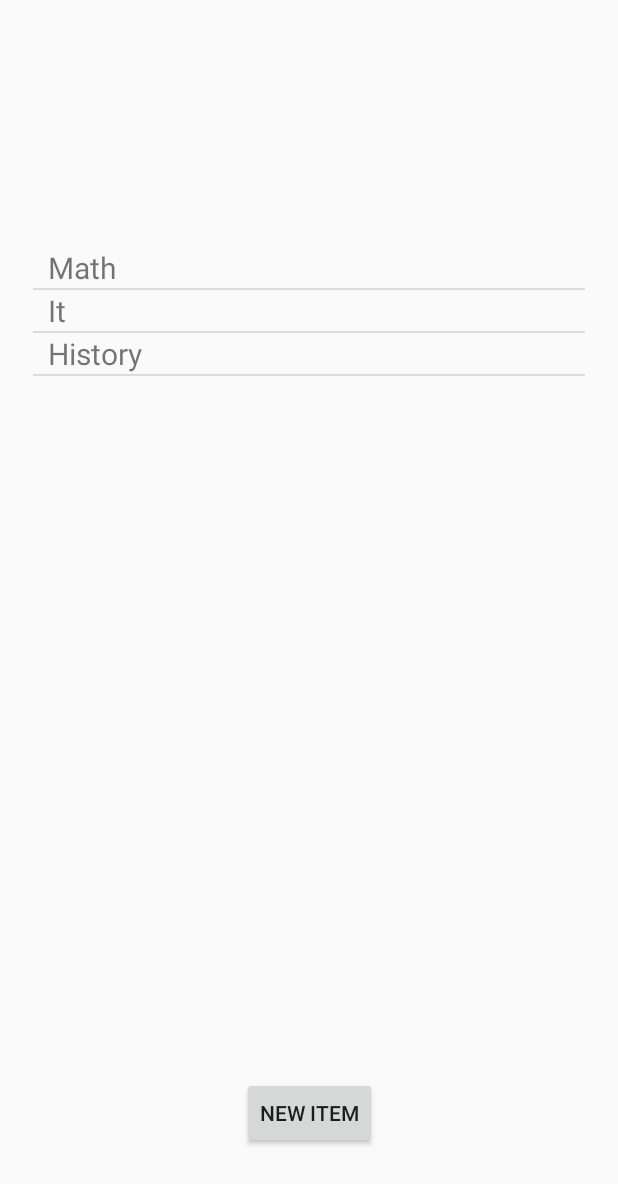
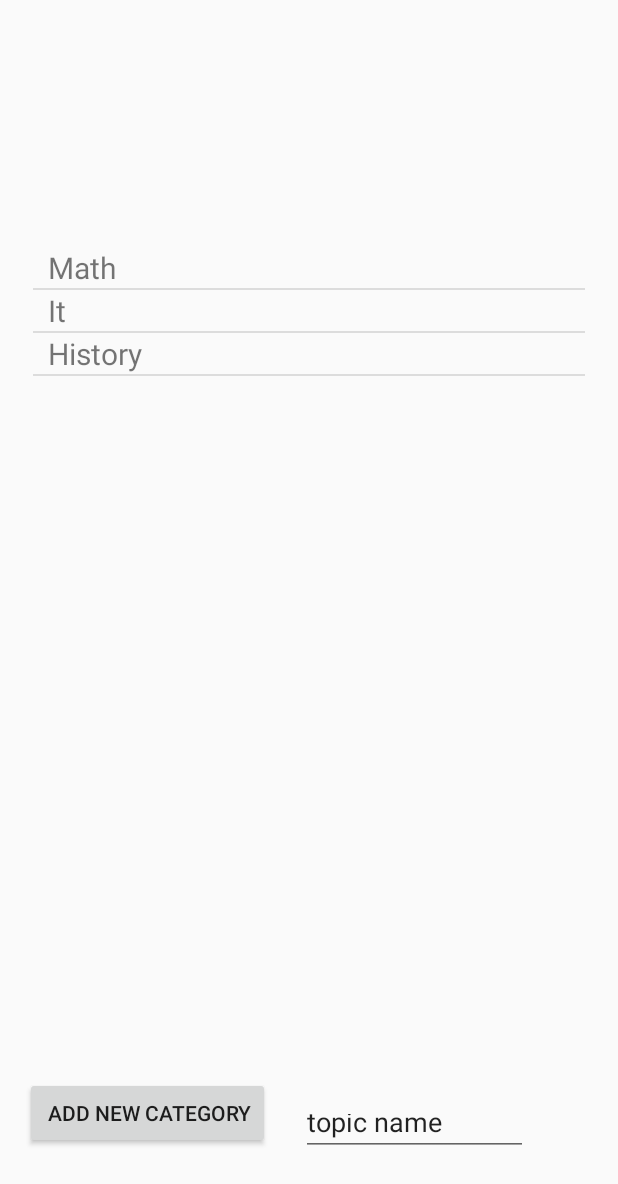
Before and after one commit to MTrzepacz/QuizGame-Android, an Android app: the TopicList screen opened directly, with no data from a screen before it, on a phone screen of 412 x 824 dp. Shown: the top 1184 px of the screen. Run offline under Robolectric (Android 15) with nearby library versions, the phone set to English and light mode, and no system bars.

Commit message:
add new custom category button

```diff
--- a/app/src/main/java/mtrzepacz/quizgame/TopicList.java
+++ b/app/src/main/java/mtrzepacz/quizgame/TopicList.java
@@ -5,6 +5,7 @@ import android.os.Bundle;
 import android.view.View;
 import android.widget.ArrayAdapter;
 import android.widget.Button;
+import android.widget.EditText;
 import android.widget.ListView;
 
 import androidx.appcompat.app.AppCompatActivity;
@@ -18,11 +19,16 @@ import mtrzepacz.quizgame.database.TopicDto;
 
 public class TopicList extends AppCompatActivity {
 
+    //view
     private ListView listView;
     private ArrayAdapter<String> adapter;
     private Button addNewItemButton;
+    private EditText topicNameEditText;
+
+
     private List<String> testList;
 
+    //database
     private Cursor topicCursor;
     private DbAdapter dbAdapter;
 
@@ -32,6 +38,7 @@ public class TopicList extends AppCompatActivity {
         super.onCreate(savedInstanceState);
         setContentView(R.layout.topic_list);
         addNewItemButton = findViewById(R.id.addNewItemButton);
+        topicNameEditText = findViewById(R.id.topicNameEditText);
         listView = (ListView) findViewById(R.id.ListView1);
         testList = new ArrayList<>();
         loadTopics();
@@ -48,7 +55,7 @@ public class TopicList extends AppCompatActivity {
         addNewItemButton.setOnClickListener(new View.OnClickListener() {
             @Override
             public void onClick(View view) {
-                testList.add("NEW VALUE");
+                testList.add(topicNameEditText.getText().toString());
                 adapter.notifyDataSetChanged();
             }
         });
--- a/app/src/main/java/mtrzepacz/quizgame/database/DbAdapter.java
+++ b/app/src/main/java/mtrzepacz/quizgame/database/DbAdapter.java
@@ -15,6 +15,7 @@ import static mtrzepacz.quizgame.database.ItTableConstants.DROP_IT_TABLE;
 import static mtrzepacz.quizgame.database.MathTableConstants.DB_CREATE_MATH_TABLE;
 import static mtrzepacz.quizgame.database.MathTableConstants.DROP_MATH_TABLE;
 import static mtrzepacz.quizgame.database.StartingTopicsConstants.DB_CREATE_TOPIC_TABLE;
+import static mtrzepacz.quizgame.database.StartingTopicsConstants.DROP_TOPIC_TABLE;
 
 import android.content.ContentValues;
 import android.content.Context;
@@ -23,8 +24,6 @@ import android.database.SQLException;
 import android.database.sqlite.SQLiteDatabase;
 import android.database.sqlite.SQLiteOpenHelper;
 import android.util.Log;
-
-import java.util.Arrays;
 
 import mtrzepacz.quizgame.History;
 import mtrzepacz.quizgame.IT;
@@ -53,7 +52,7 @@ public class DbAdapter {
             db.execSQL(DB_CREATE_TOPIC_TABLE);
             populateHistoryQuestions(db);
             populateItQuestions(db);
-            populateMathQusetions(db);
+            populateMathQuestions(db);
             populateStartingTopics(db);
             Log.d(DEBUG_TAG, "Database creating...");
             Log.d(DEBUG_TAG, "Table " + DB_HISTORY_TABLE + " ver." + DB_VERSION + " created");
@@ -73,7 +72,7 @@ public class DbAdapter {
             db.insert(StartingTopicsConstants.DB_TOPIC_TABLE, null, history);
         }
 
-        private void populateMathQusetions(SQLiteDatabase db) {
+        private void populateMathQuestions(SQLiteDatabase db) {
             MathQuestions math = new MathQuestions();
             for (int i = 0; i < 30; i++) {
                 ContentValues values = new ContentValues();
@@ -106,6 +105,7 @@ public class DbAdapter {
             db.execSQL(DROP_HISTORY_TABLE);
             db.execSQL(DROP_IT_TABLE);
             db.execSQL(DROP_MATH_TABLE);
+            db.execSQL(DROP_TOPIC_TABLE);
             Log.d(DEBUG_TAG, "Database updating...");
             Log.d(DEBUG_TAG, "Table " + DB_HISTORY_TABLE + " updated from ver." + oldVersion + " to ver." + newVersion);
             Log.d(DEBUG_TAG, "All data is lost.");
--- a/app/src/main/res/layout/topic_list.xml
+++ b/app/src/main/res/layout/topic_list.xml
@@ -22,10 +22,27 @@
         android:id="@+id/addNewItemButton"
         android:layout_width="wrap_content"
         android:layout_height="wrap_content"
-        android:text="New Item"
+        android:text=" Add new Category"
         app:layout_constraintBottom_toBottomOf="parent"
         app:layout_constraintEnd_toEndOf="parent"
+        app:layout_constraintHorizontal_bias="0.068"
         app:layout_constraintStart_toStartOf="parent"
         app:layout_constraintTop_toBottomOf="@+id/ListView1" />
 
+    <EditText
+        android:id="@+id/topicNameEditText"
+        android:layout_width="151dp"
+        android:layout_height="38dp"
+        android:layout_marginEnd="60dp"
+        android:layout_marginRight="60dp"
+        android:ems="10"
+        android:inputType="textPersonName"
+        android:text="topic name"
+        app:layout_constraintBottom_toBottomOf="parent"
+        app:layout_constraintEnd_toEndOf="parent"
+        app:layout_constraintHorizontal_bias="1.0"
+        app:layout_constraintStart_toEndOf="@+id/addNewItemButton"
+        app:layout_constraintTop_toBottomOf="@+id/ListView1"
+        app:layout_constraintVertical_bias="0.578" />
+
 </androidx.constraintlayout.widget.ConstraintLayout>
```
